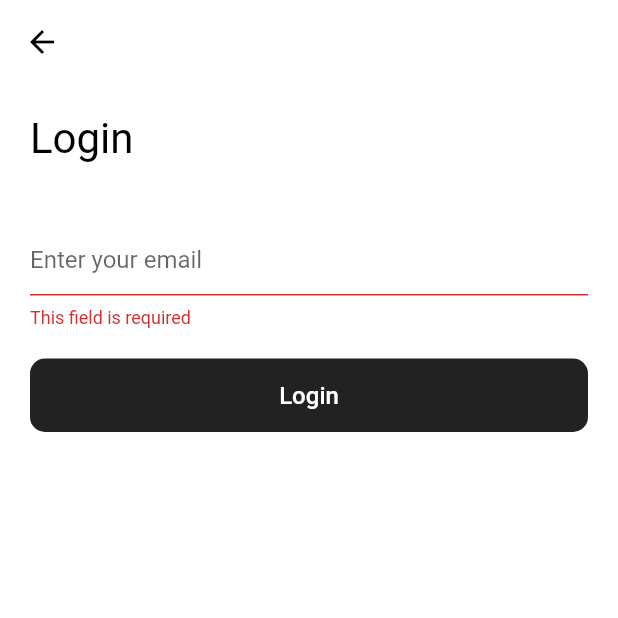
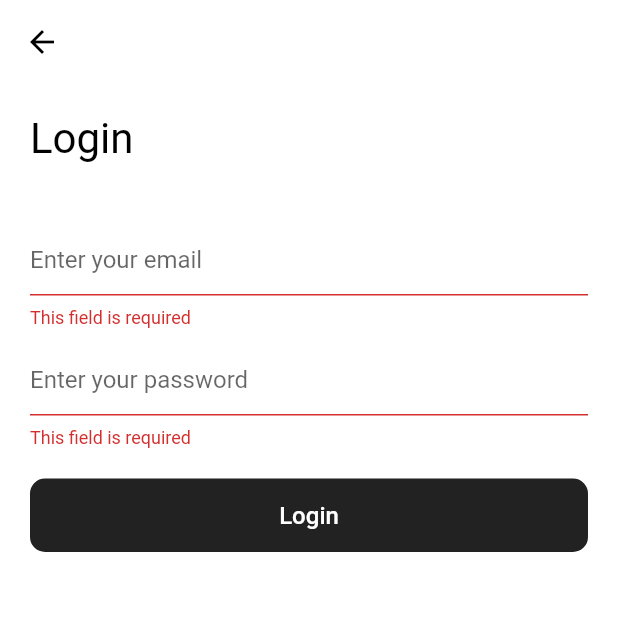
Before and after one commit to izaanjahangir/izaan-eshop-flutter, a Flutter app: the Login screen opened by its route, after a tap on "Login", on a phone screen of 412 x 824 dp, the top half of it. Run offline on Flutter 3.47's test engine with Material 2 defaults, Android fonts, the phone set to English and light mode, and no system bars.

Commit message:
added password input on Login screen

```diff
--- a/lib/screens/login/login.dart
+++ b/lib/screens/login/login.dart
@@ -1,10 +1,19 @@
 import 'package:flutter/material.dart';
 import "package:izaan_eshop/components/button/button.dart";
+import "package:izaan_eshop/utils/validators.dart";
 
-class Login extends StatelessWidget {
+class Login extends StatefulWidget {
+  @override
+  _LoginState createState() => _LoginState();
+}
+
+class _LoginState extends State<Login> {
   @override
   Widget build(BuildContext context) {
     final _formKey = GlobalKey<FormState>();
+
+    String email = "";
+    String password = "";
 
     return Scaffold(
       appBar: AppBar(
@@ -33,6 +42,11 @@ class Login extends StatelessWidget {
                   crossAxisAlignment: CrossAxisAlignment.start,
                   children: <Widget>[
                     TextFormField(
+                      onChanged: (el) {
+                        // setState(() {
+                        //   email = el;
+                        // });
+                      },
                       decoration: const InputDecoration(
                         hintText: 'Enter your email',
                       ),
@@ -40,6 +54,42 @@ class Login extends StatelessWidget {
                         if (value.isEmpty) {
                           return 'This field is required';
                         }
+
+                        if (!Validators.validateEmail(value)) {
+                          return 'Please enter a valid email';
+                        }
+
+                        // setState(() {
+                        //   email = value;
+                        // });
+
+                        return null;
+                      },
+                    ),
+                    SizedBox(
+                      height: 10,
+                    ),
+                    TextFormField(
+                      onChanged: (el) {},
+                      decoration: const InputDecoration(
+                        hintText: 'Enter your password',
+                      ),
+                      validator: (value) {
+                        if (value.isEmpty) {
+                          return 'This field is required';
+                        }
+
+                        String passwordError =
+                            Validators.validatePassword(value);
+
+                        if (passwordError.isNotEmpty) {
+                          return passwordError;
+                        }
+
+                        // setState(() {
+                        //   password = value;
+                        // });
+
                         return null;
                       },
                     ),
@@ -51,10 +101,8 @@ class Login extends StatelessWidget {
                         textColor: Colors.white,
                         title: "Login",
                         onPressed: () {
-                          // Validate will return true if the form is valid, or false if
-                          // the form is invalid.
                           if (_formKey.currentState.validate()) {
-                            // Process data.
+                            Navigator.pushNamed(context, "/home");
                           }
                         })
                   ],
```
Also changed, not shown: lib/utils/validators.dart (added, +15 -0 lines).
